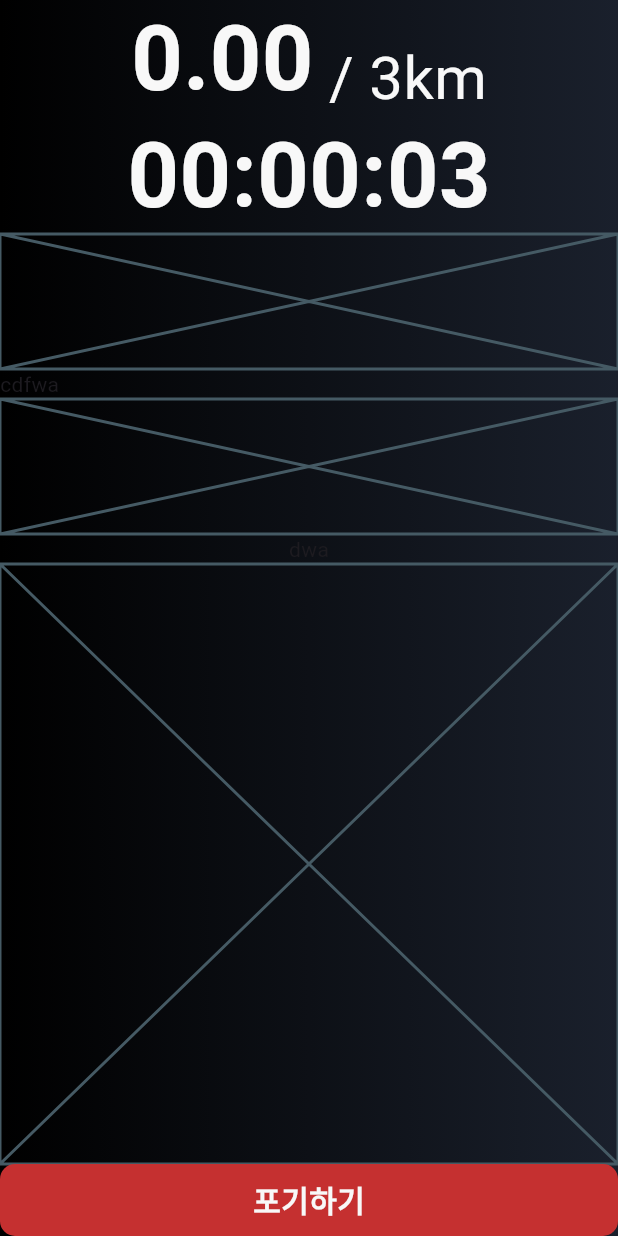
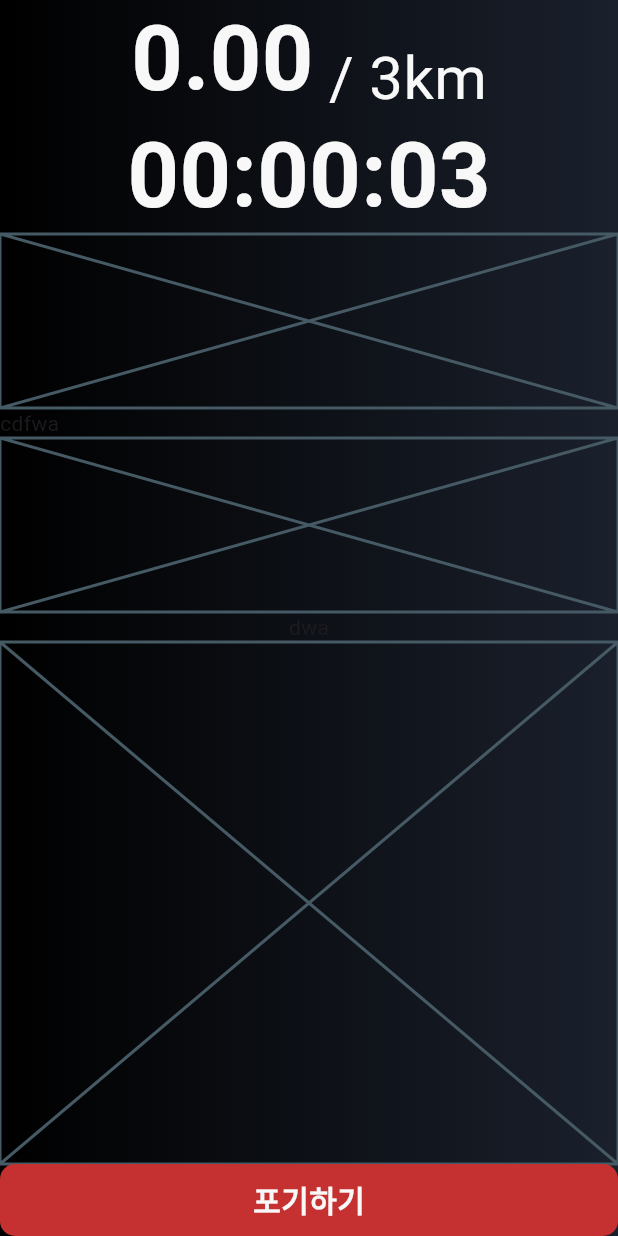
Before and after one commit to RunTime-SSAFY/RunTime, a Flutter app: the screen it shows after launch, on a phone screen of 412 x 824 dp. Run offline on Flutter 3.47's test engine with Material 3 defaults, Android fonts, the phone set to English and light mode, and no system bars; our stand-ins replace dio, flutter_dotenv, flutter_riverpod, flutter_secure_storage, flutter_svg, geolocator; missing offline and left inert: kakao_flutter_sdk_common, kakao_flutter_sdk_user; Roboto replaces fonts that are missing (Pretendard).

Commit message:
[Rename] 파일 이름 변경 및 경로 수정과 Placeholer

```diff
--- a/front_android/lib/main.dart
+++ b/front_android/lib/main.dart
@@ -4,7 +4,7 @@ import 'package:flutter_localizations/flutter_localizations.dart';
 import 'package:flutter_riverpod/flutter_riverpod.dart';
 import 'package:front_android/src/service/lang_service.dart';
 import 'package:front_android/src/service/theme_service.dart';
-import 'package:front_android/util/helper/httpsRequest.dart';
+import 'package:front_android/util/helper/https_request.dart';
 import 'package:front_android/util/lang/generated/l10n.dart';
 import 'package:front_android/util/route_path.dart';
 import 'package:kakao_flutter_sdk_common/kakao_flutter_sdk_common.dart';
--- a/front_android/lib/src/view/battle/battle.dart
+++ b/front_android/lib/src/view/battle/battle.dart
@@ -4,13 +4,15 @@ import 'package:flutter/widgets.dart';
 import 'package:flutter_riverpod/flutter_riverpod.dart';
 import 'package:front_android/src/service/theme_service.dart';
 import 'package:front_android/src/view/battle/widgets/battleLayout.dart';
-import 'package:front_android/src/view/battle/widgets/battle_message.dart';
 import 'package:front_android/src/view/battle/widgets/gps/gps_location.dart';
+import 'package:front_android/src/view/battle/widgets/running_information/running_impormation.dart';
 import 'package:front_android/theme/components/button.dart';
 import 'package:front_android/util/lang/generated/l10n.dart';
 
 class Battle extends ConsumerWidget {
   const Battle({super.key});
+
+  // 주석: 배틀 시작할 떄 달릴 거리 전역에서 가져오기
 
   @override
   Widget build(BuildContext context, WidgetRef ref) {
@@ -20,13 +22,7 @@ class Battle extends ConsumerWidget {
           const GpsLocation(
             distance: 3,
           ),
-          const Expanded(child: Placeholder()),
-          const Row(
-            children: [Text('cd'), Text('fwa')],
-          ),
-          const Expanded(child: Placeholder()),
-          const Text('dwa'),
-          const BattleMessage(),
+          const RunningInformation(),
           Button(
             onPressed: () {},
             text: S.current.giveUp,
--- a/front_android/lib/src/view/battle/widgets/gps/gps_location.dart
+++ b/front_android/lib/src/view/battle/widgets/gps/gps_location.dart
@@ -64,7 +64,6 @@ class _LocationState extends ConsumerState<GpsLocation> {
     );
     Overlay.of(context).insert(_countDownOverlay!);
 
-    // Remove the overlay after 3 seconds
     Future.delayed(const Duration(seconds: 4), () {
       _countDownOverlay?.remove();
       _countDownOverlay = null;
@@ -89,6 +88,7 @@ class _LocationState extends ConsumerState<GpsLocation> {
               _lastPosition.longitude, position.latitude, position.longitude);
           _lastPosition = position;
         });
+        // 주석: 소켓으로 서버에 정보 보내기
       }
     });
   }
--- /dev/null
+++ b/front_android/lib/src/view/battle/widgets/running_information/pace_calory.dart
@@ -0,0 +1,10 @@
+import 'package:flutter/material.dart';
+
+class PaceCalory extends StatelessWidget {
+  const PaceCalory({super.key});
+
+  @override
+  Widget build(BuildContext context) {
+    return const Placeholder();
+  }
+}
--- /dev/null
+++ b/front_android/lib/src/view/battle/widgets/running_information/running_impormation.dart
@@ -0,0 +1,40 @@
+import 'package:flutter/cupertino.dart';
+import 'package:flutter/material.dart';
+import 'package:front_android/src/view/battle/widgets/running_information/battle_message.dart';
+import 'package:front_android/src/view/battle/widgets/running_information/pace_calory.dart';
+import 'package:front_android/src/view/battle/widgets/running_information/running_unity.dart';
+
+class RunningInformation extends StatelessWidget {
+  const RunningInformation({super.key});
+
+  // 소켓으로 나와 상대의 거리 정보 가져오기
+  // RunningUnity: 나와 상대의 거리
+  // PaceCalory: 나의 거리
+  // BattleMessage: 나의 거리
+
+  @override
+  Widget build(BuildContext context) {
+    return const Expanded(
+      child: Column(
+        children: [
+          Expanded(
+            flex: 1,
+            child: RunningUnity(),
+          ),
+          Row(
+            children: [Text('cd'), Text('fwa')],
+          ),
+          Expanded(
+            flex: 1,
+            child: PaceCalory(),
+          ),
+          Text('dwa'),
+          Expanded(
+            flex: 3,
+            child: BattleMessage(),
+          ),
+        ],
+      ),
+    );
+  }
+}
--- /dev/null
+++ b/front_android/lib/src/view/battle/widgets/running_information/running_unity.dart
@@ -0,0 +1,12 @@
+import 'package:flutter/material.dart';
+
+class RunningUnity extends StatelessWidget {
+  const RunningUnity({super.key});
+
+  // 상대가 달린 거리와 내가 달린 거리 받기
+
+  @override
+  Widget build(BuildContext context) {
+    return const Placeholder();
+  }
+}
--- a/front_android/lib/src/view/matching/found_matching_view.dart
+++ b/front_android/lib/src/view/matching/found_matching_view.dart
@@ -12,6 +12,10 @@ class FoundMatching extends ConsumerStatefulWidget {
   @override
   ConsumerState<FoundMatching> createState() => _FoundMatchingState();
 }
+
+// 주석: 수락 누르면 소켓 연결 ->
+// 상대도 연결되면 서버에서 달릴 거리 받고 전역에 저장 ->
+// 배틀 화면으로 이동
 
 class _FoundMatchingState extends ConsumerState<FoundMatching> {
   bool isAccepted = false;
--- a/front_android/lib/src/view/matching/matching_view.dart
+++ b/front_android/lib/src/view/matching/matching_view.dart
@@ -12,6 +12,8 @@ enum StateType {
   found,
   waiting;
 }
+
+// 주석: 대기열 큐에 들어감
 
 class Matching extends ConsumerWidget {
   const Matching({super.key});
--- a/front_android/lib/theme/components/bottom_sheet/bottom_sheet_setting.dart
+++ b/front_android/lib/theme/components/bottom_sheet/bottom_sheet_setting.dart
@@ -1,8 +1,8 @@
 import 'package:flutter/material.dart';
 import 'package:flutter_riverpod/flutter_riverpod.dart';
 import 'package:front_android/src/service/lang_service.dart';
-import 'package:front_android/theme/components/bottom_sheet/Tile.dart';
 import 'package:front_android/theme/components/bottom_sheet/bottom_sheet_base.dart';
+import 'package:front_android/theme/components/bottom_sheet/tile.dart';
 import 'package:front_android/util/helper/l10n_helper.dart';
 import 'package:front_android/util/lang/generated/l10n.dart';
 
```
Also changed, not shown: front_android/lib/src/view/battle/widgets/running_information/battle_message.dart (renamed from front_android/lib/src/view/battle/widgets/battle_message.dart), front_android/lib/theme/components/bottom_sheet/tile.dart (renamed from front_android/lib/theme/components/bottom_sheet/Tile.dart), front_android/lib/util/helper/https_request.dart (renamed from front_android/lib/util/helper/httpsRequest.dart).
